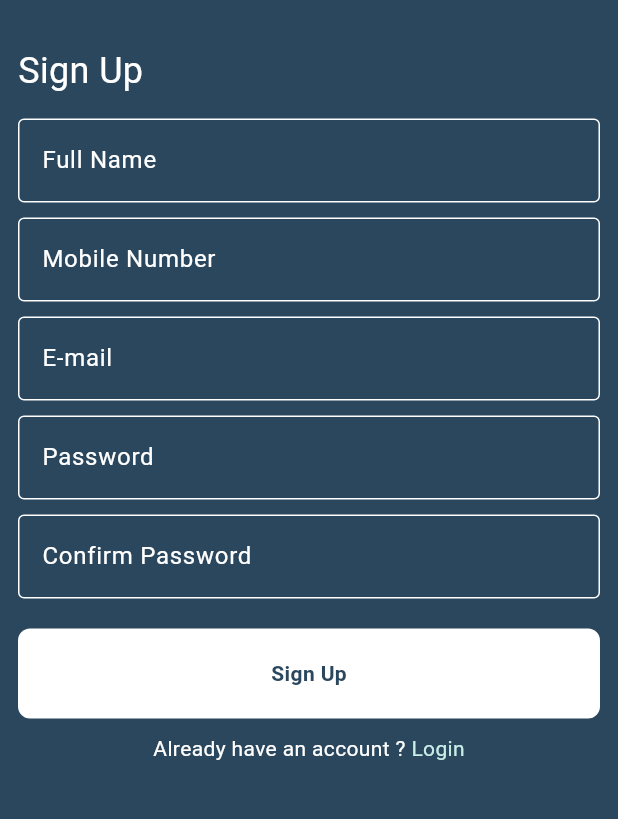
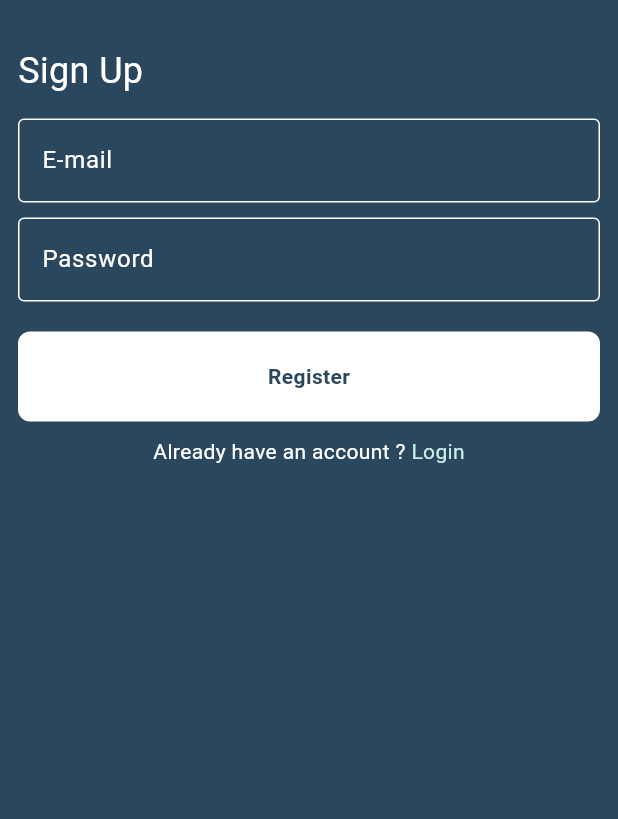
Before and after one commit to A-Elsawy/Chat-App, a Flutter app: the RegisterPage screen opened by its route, on a phone screen of 412 x 824 dp, the part 219-1038 px from its top. Run offline on Flutter 3.47's test engine with Material 3 defaults, Android fonts, the phone set to English and light mode, and no system bars; drawn by our look-alikes of modal_progress_hud_nsn; our stand-ins replace firebase_auth, firebase_core; accounts and stored records are empty.

Commit message:
Register page Authentication and create an email and password, use a snake bar , use package ModalProgress

```diff
--- a/lib/pages/login_page.dart
+++ b/lib/pages/login_page.dart
@@ -1,8 +1,9 @@
 import 'package:chat_app/constant.dart';
 import 'package:chat_app/pages/register_page.dart';
-import 'package:chat_app/widgets/custom_button.dart';
 import 'package:chat_app/widgets/custom_text_field.dart';
 import 'package:flutter/material.dart';
+
+import '../widgets/custom_button.dart';
 
 class LoginPage extends StatelessWidget {
   static const String routeName = 'Login-Page';
--- a/lib/pages/register_page.dart
+++ b/lib/pages/register_page.dart
@@ -1,20 +1,42 @@
 import 'package:chat_app/constant.dart';
 import 'package:chat_app/widgets/custom_button.dart';
 import 'package:chat_app/widgets/custom_text_field.dart';
+import 'package:firebase_auth/firebase_auth.dart';
 import 'package:flutter/material.dart';
+import 'package:modal_progress_hud_nsn/modal_progress_hud_nsn.dart';
 
-class RegisterPage extends StatelessWidget {
+// ignore: must_be_immutable
+class RegisterPage extends StatefulWidget {
   static const String routeName = 'Register-Page';
   const RegisterPage({super.key});
 
   @override
+  State<RegisterPage> createState() => _RegisterPageState();
+}
+
+class _RegisterPageState extends State<RegisterPage> {
+  String? email;
+
+  String? password;
+
+  bool isLoading = false;
+
+  GlobalKey<FormState> formKey = GlobalKey();
+
+  @override
   Widget build(BuildContext context) {
-    return Scaffold(
+    ScaffoldMessengerState message = ScaffoldMessenger.of(context);
+
+    return ModalProgressHUD(
+      inAsyncCall: isLoading,
+      child: Scaffold(
         backgroundColor: kPrimaryColor,
         body: Padding(
           padding: const EdgeInsets.symmetric(
             horizontal: 12,
           ),
+          child: Form(
+            key: formKey,
             child: ListView(
               children: [
                 Image.asset(
@@ -51,37 +73,96 @@ class RegisterPage extends StatelessWidget {
                 const SizedBox(
                   height: 15,
                 ),
-            const CustomTextField(
-              hintText: 'Full Name',
-            ),
-            const SizedBox(
-              height: 10,
-            ),
-            const CustomTextField(
-              hintText: 'Mobile Number',
-            ),
-            const SizedBox(
-              height: 10,
-            ),
-            const CustomTextField(
+                // CustomTextField(
+                //   validator: (text) {
+                //     if (text == null || text.trim().isEmpty) {
+                //       return 'Please enter task';
+                //     }
+                //     return null;
+                //   },
+                //   hintText: 'Full Name',
+                // ),
+                // const SizedBox(
+                //   height: 10,
+                // ),
+                // CustomTextField(
+                //   validator: (text) {
+                //     if (text == null || text.trim().isEmpty) {
+                //       return 'Please enter task';
+                //     }
+                //     return null;
+                //   },
+                //   hintText: 'Mobile Number',
+                // ),
+                // const SizedBox(
+                //   height: 10,
+                // ),
+                CustomTextField(
+                  validator: (text) {
+                    if (text == null || text.trim().isEmpty) {
+                      return 'Please enter your email';
+                    }
+                    return null;
+                  },
+                  onChange: (data) {
+                    email = data;
+                  },
                   hintText: 'E-mail',
                 ),
                 const SizedBox(
                   height: 10,
                 ),
-            const CustomTextField(
+                CustomTextField(
+                  validator: (text) {
+                    if (text == null || text.trim().isEmpty) {
+                      return 'Please enter a password';
+                    }
+                    return null;
+                  },
+                  onChange: (data) {
+                    password = data;
+                  },
                   hintText: 'Password',
                 ),
-            const SizedBox(
-              height: 10,
-            ),
-            const CustomTextField(
-              hintText: 'Confirm Password',
-            ),
+                // const SizedBox(
+                //   height: 10,
+                // ),
+                // CustomTextField(
+                //   hintText: 'Confirm Password',
+                // ),
                 const SizedBox(
                   height: 20,
                 ),
-            const CustomButton(text: 'Sign Up'),
+                CustomButton(
+                  text: 'Register',
+                  onTap: () async {
+                    isLoading = true;
+                    setState(() {});
+                    if (formKey.currentState!.validate()) {
+                      try {
+                        UserCredential user = await registerUser();
+
+                        debugPrint(user.user!.displayName);
+
+                        showSnakeBar(message, 'Success.');
+                        Navigator.pop(context);
+                      } on FirebaseAuthException catch (e) {
+                        if (e.code == 'weak-password') {
+                          showSnakeBar(message, 'The password is to weak.');
+                        } else if (e.code == 'email-already-in-use') {
+                          showSnakeBar(message,
+                              'The account already exists for that email.');
+                        } else {
+                          showSnakeBar(message, e.code);
+                        }
+                      } catch (e) {
+                        showSnakeBar(message, e.toString());
+                      }
+                      isLoading = false;
+                      setState(() {});
+                    } else {}
+                  },
+                ),
                 const SizedBox(
                   height: 10,
                 ),
@@ -113,6 +194,22 @@ class RegisterPage extends StatelessWidget {
               ],
             ),
           ),
+        ),
+      ),
     );
   }
+
+  void showSnakeBar(ScaffoldMessengerState message, String text) {
+    message.showSnackBar(
+      SnackBar(
+        content: Text(text),
+      ),
+    );
   }
+
+  Future<UserCredential> registerUser() async {
+    UserCredential user = await FirebaseAuth.instance
+        .createUserWithEmailAndPassword(email: email!, password: password!);
+    return user;
+  }
+}
--- a/lib/widgets/custom_button.dart
+++ b/lib/widgets/custom_button.dart
@@ -2,14 +2,17 @@ import 'package:flutter/material.dart';
 
 class CustomButton extends StatelessWidget {
   final String? text;
+  final VoidCallback? onTap;
   const CustomButton({
     super.key,
     this.text,
+    this.onTap,
   });
 
   @override
   Widget build(BuildContext context) {
     return GestureDetector(
+      onTap: onTap,
       child: Container(
         width: double.infinity,
         height: 60,
--- a/lib/widgets/custom_text_field.dart
+++ b/lib/widgets/custom_text_field.dart
@@ -1,21 +1,33 @@
 import 'package:flutter/material.dart';
+
+typedef Validator = String? Function(String?);
 
 class CustomTextField extends StatelessWidget {
   final String? hintText;
+  final Function(String)? onChange;
+  final Validator? validator;
   const CustomTextField({
     super.key,
     this.hintText,
+    this.onChange,
+    this.validator,
   });
 
   @override
   Widget build(BuildContext context) {
-    return TextField(
+    return TextFormField(
+      validator: validator,
+      onChanged: onChange,
+      style: const TextStyle(
+        color: Colors.white,
+      ),
       decoration: InputDecoration(
         // focusedBorder: OutlineInputBorder(
         //   borderSide: BorderSide(
         //     color: Colors.white,
         //   ),
         // ),
+
         hintText: hintText,
         hintStyle: const TextStyle(
           color: Colors.white,
--- a/pubspec.yaml
+++ b/pubspec.yaml
@@ -36,6 +36,8 @@ dependencies:
   # Use with the CupertinoIcons class for iOS style icons.
   cupertino_icons: ^1.0.2
   firebase_core: ^2.24.2
+  firebase_auth: ^4.15.3
+  modal_progress_hud_nsn: ^0.4.0
 
 dev_dependencies:
   flutter_test:
```
Also changed, not shown: pubspec.lock, 5 other files. Lines whose indentation alone changed are shown as unchanged.
